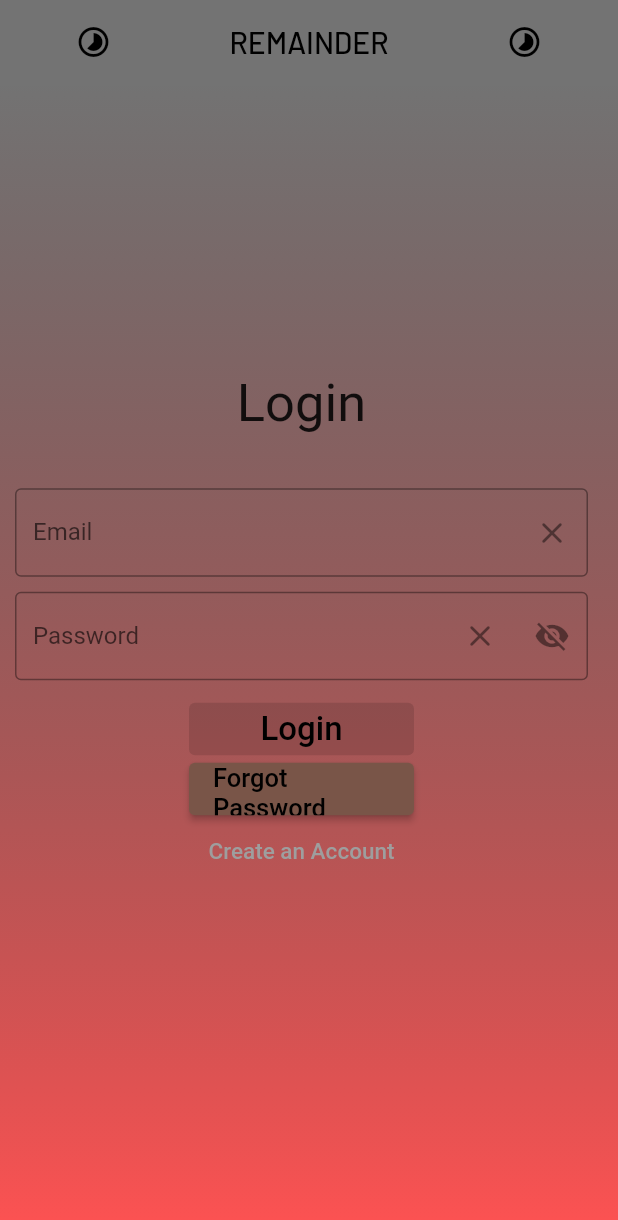
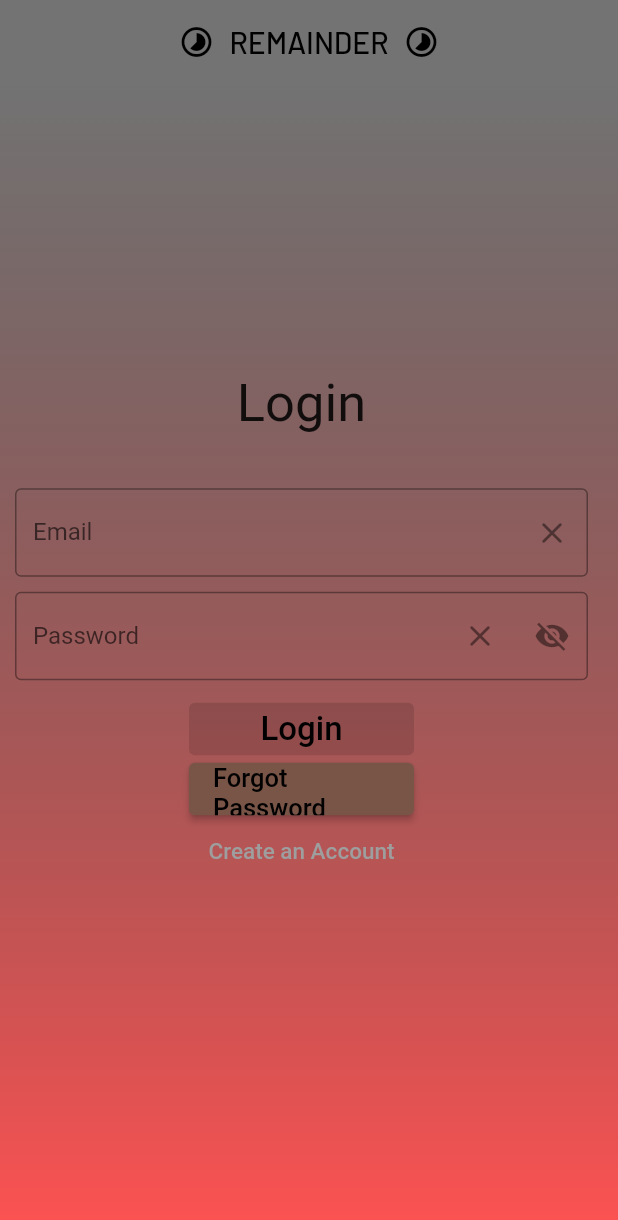
Before and after one commit to berdn70s/reminder, a Flutter app: the screen it shows after launch, on a phone screen of 412 x 824 dp. Shown: the top 1220 px of the screen. Run offline on Flutter 3.47's test engine with Material 2 defaults, Android fonts, the phone set to English and light mode, and no system bars; our stand-ins replace cloud_firestore, firebase_auth, firebase_core, fluttertoast, google_fonts, lottie and 1 more; missing offline and left inert: alan_voice, flutter_animated_button; accounts and stored records are empty; Roboto replaces fonts that are missing (Arya).

Commit message:
firebase v3

```diff
--- a/lib/login.dart
+++ b/lib/login.dart
@@ -60,7 +60,7 @@ class _LoginState extends State<Login> {
       elevation: 0,
       backgroundColor: Colors.black54,
       title: Row(
-        mainAxisAlignment: MainAxisAlignment.spaceEvenly,
+        mainAxisAlignment: MainAxisAlignment.center,
         children: [
           const Icon(Icons.timelapse, color: Colors.black),
           const SizedBox(
```
